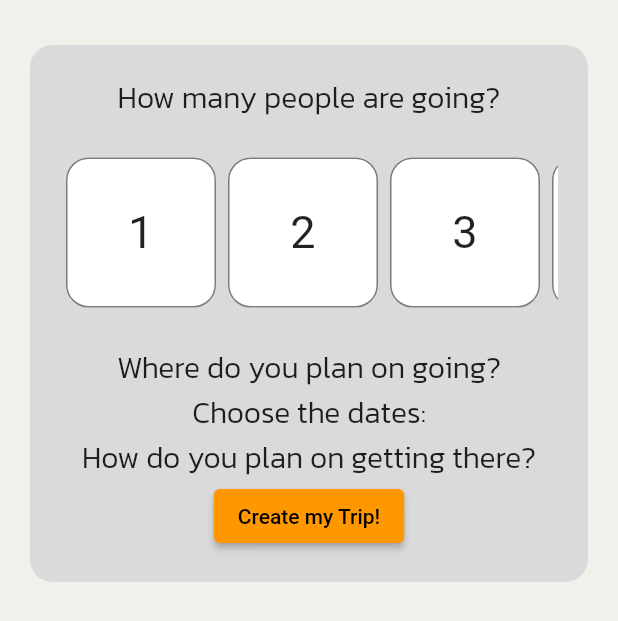
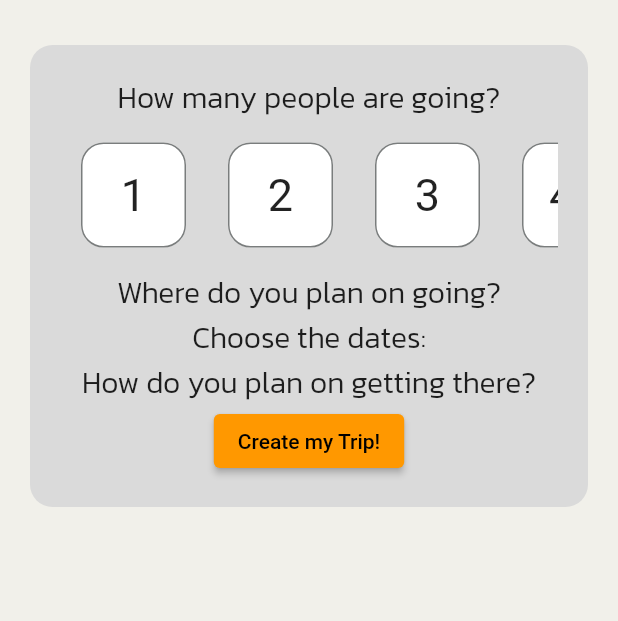
Before and after one commit to 911AstalusAdrian/thesis-project, a Flutter app: the CreateTripScreen screen opened directly, on a phone screen of 412 x 824 dp. Shown: the top 621 px of the screen. Run offline on Flutter 3.47's test engine with Material 2 defaults, Android fonts, the phone set to English and light mode, and no system bars; our stand-ins replace flutter_secure_storage; accounts and stored records are empty.

Commit message:
Add another option

```diff
--- a/app/lib/screens/createTripScreen.dart
+++ b/app/lib/screens/createTripScreen.dart
@@ -30,7 +30,7 @@ class _CreateTripScreenState extends State<CreateTripScreen> {
                     children: [
                       const FancyText(text: "How many people are going?"),
                       SizedBox(
-                        height: 150.0,
+                        height: 100.0,
                         child: ListView(
                           scrollDirection: Axis.horizontal,
                           shrinkWrap: true,
@@ -39,6 +39,7 @@ class _CreateTripScreenState extends State<CreateTripScreen> {
                             SelectionCard(value: '2'),
                             SelectionCard(value: '3'),
                             SelectionCard(value: '4+'),
+                            SelectionCard(value: 'Don\'t know yet')
                           ],
                         ),
                       ),
--- a/app/lib/widgets/selectionCard.dart
+++ b/app/lib/widgets/selectionCard.dart
@@ -9,6 +9,8 @@ class SelectionCard extends StatelessWidget {
   @override
   Widget build(BuildContext context) {
     return Center(
+      child: Padding(
+        padding: const EdgeInsets.symmetric(vertical: 5.0, horizontal: 10.0),
         child: Card(
           elevation: 0,
           shape: RoundedRectangleBorder(
@@ -18,9 +20,13 @@ class SelectionCard extends StatelessWidget {
               borderRadius: const BorderRadius.all(Radius.circular(15.0))
           ),
           child: SizedBox(
-          width: 100,
-          height: 100,
-          child: Center(child: Text(value, style: TextStyle(fontSize: 30),),),
+            width: 70,
+            height: 70,
+            child: Padding(
+              padding: const EdgeInsets.all(5.0),
+              child: Center(child: Text(value, style: TextStyle(fontSize: value.length < 3 ? 30 : 15),),),
+            )
+          ),
         ),
       ),
     );
```
Lines whose indentation alone changed are shown as unchanged.
